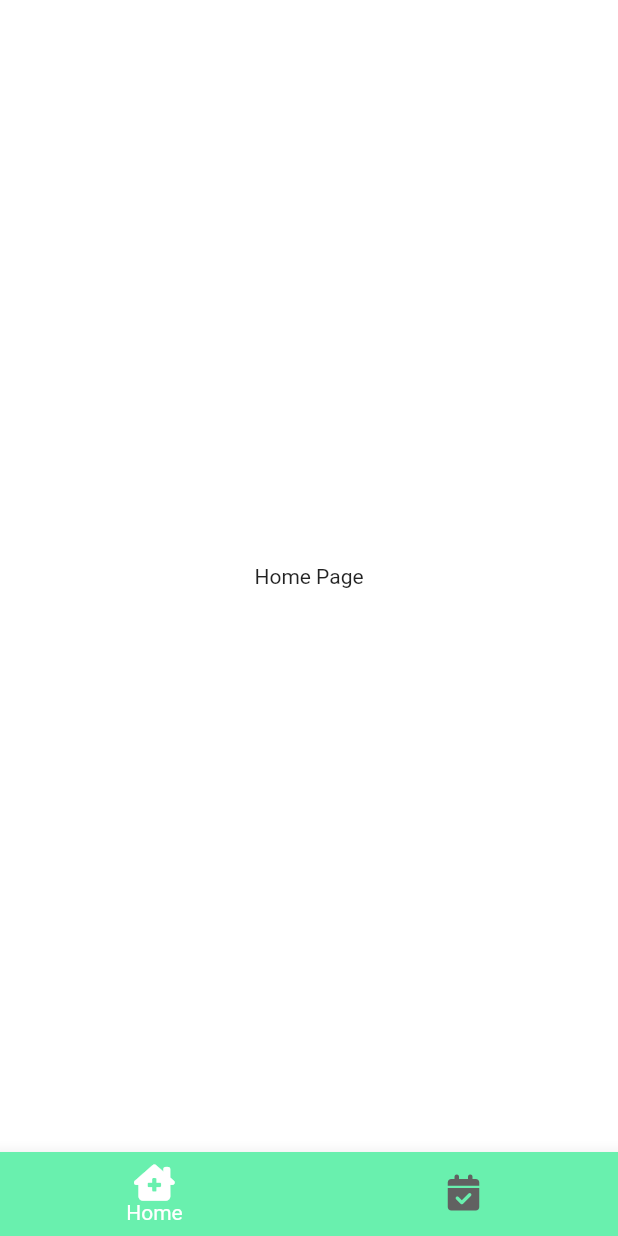
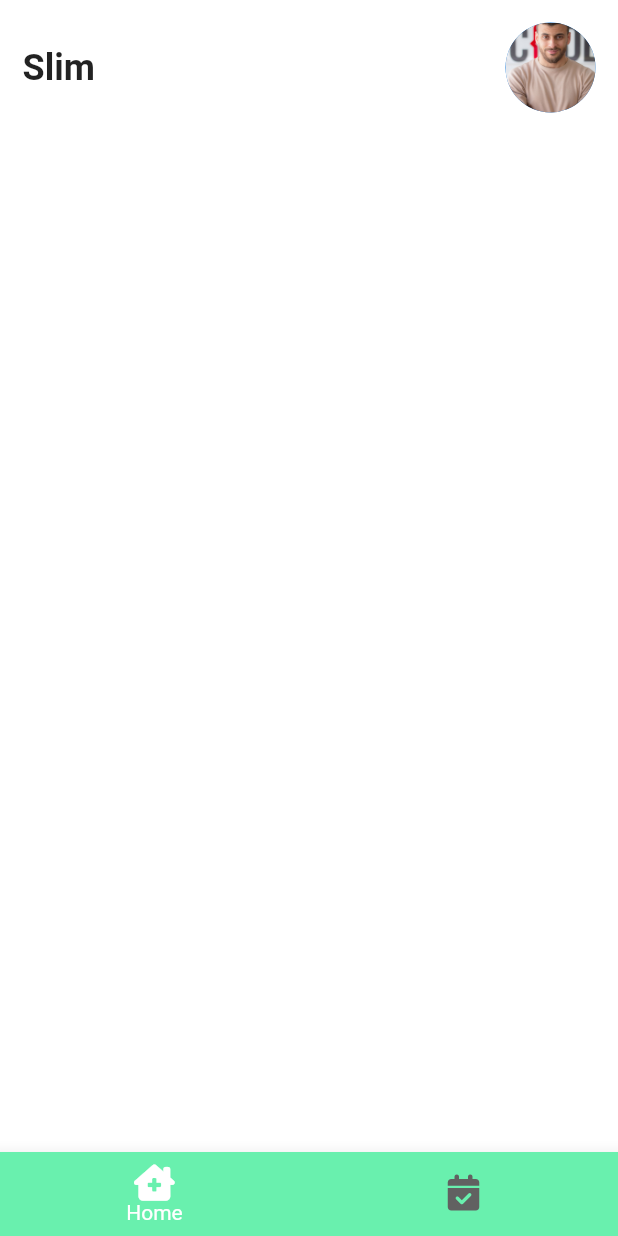
Before and after one commit to Amdounislim/Flutter_Doctor_appointment, a Flutter app: the screen it shows after launch, after a tap on "Sign In", on a phone screen of 412 x 824 dp. Run offline on Flutter 3.47's test engine with Material 2 defaults, Android fonts, the phone set to English and light mode, and no system bars; our stand-ins replace font_awesome_flutter.

Commit message:
Build_Home_Page

```diff
--- a/lib/screens/home_page.dart
+++ b/lib/screens/home_page.dart
@@ -1,3 +1,4 @@
+import 'package:doctor_appointment/utils/config.dart';
 import 'package:flutter/material.dart';
 
 class HomePage extends StatefulWidget {
@@ -10,9 +11,45 @@ class HomePage extends StatefulWidget {
 class _HomePageState extends State<HomePage> {
   @override
   Widget build(BuildContext context) {
-    return Center(
-      child: Text('Home Page'),
+    Config().init(context);
+    return Scaffold(
+      body: Padding(
+        padding: EdgeInsets.symmetric(horizontal: 15, vertical: 15),
+        child: SafeArea(
+            child: Column(
+          mainAxisAlignment: MainAxisAlignment.start,
+          crossAxisAlignment: CrossAxisAlignment.start,
+          children: <Widget>[
+            Row(
+              mainAxisAlignment: MainAxisAlignment.spaceBetween,
+              children: <Widget>[
+                Text(
+                  "Slim",
+                  style: const TextStyle(
+                      fontSize: 24, fontWeight: FontWeight.bold),
+                ),
+                SizedBox(
+                  child: CircleAvatar(
+                    radius: 30,
+                    backgroundImage: AssetImage('assets/profile1.jpg'),
+                  ),
+                )
+              ],
+            ),
+            Config.spaceSmall,
+          ],
+        )),
+      ),
     );
-    ;
   }
 }
+
+
+//  Row(
+//               mainAxisAlignment: MainAxisAlignment.spaceBetween,
+//               children:const <Widget>[
+//                  Text(
+//               "Slim",
+//               style: TextStyle(fontSize: 24, fontWeight: FontWeight.bold),
+//             ),
+//               ]),
```
Also changed, not shown: assets/profile1.jpg (added).
